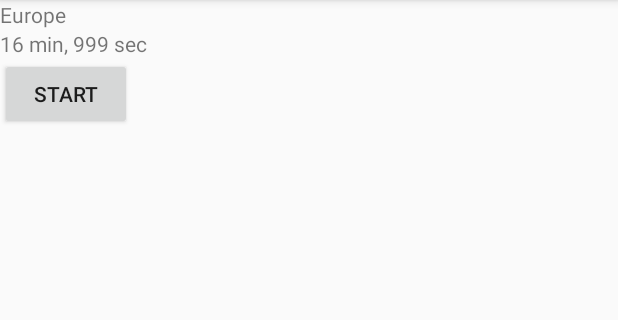
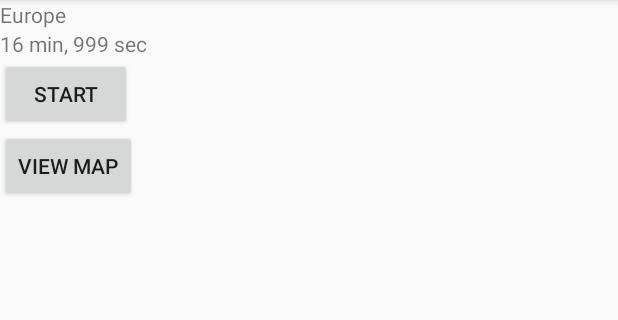
Before and after one commit to JayChetty/Trip, an Android app: the screen it shows after launch (RegionActivity), after a tap on "Europe", on a phone screen of 412 x 824 dp, the part 84-404 px from its top. Run offline under Robolectric (Android 15) with nearby library versions, the phone set to English and light mode, and no system bars.

Commit message:
add touch image view maps

```diff
--- a/app/src/main/AndroidManifest.xml
+++ b/app/src/main/AndroidManifest.xml
@@ -17,6 +17,10 @@
             android:label="@string/app_name" >
         </activity>
         <activity
+            android:name=".RegionMapActivity"
+            android:label="@string/app_name" >
+        </activity>
+        <activity
             android:name=".RegionChooserActivity"
             android:label="@string/app_name" >
             <intent-filter>
--- a/app/src/main/java/com/jaypaulchetty/trip/RegionFragment.java
+++ b/app/src/main/java/com/jaypaulchetty/trip/RegionFragment.java
@@ -2,6 +2,7 @@ package com.jaypaulchetty.trip;
 
 
 
+import android.app.Activity;
 import android.content.Intent;
 import android.os.Bundle;
 import android.support.v4.app.Fragment;
@@ -23,9 +24,8 @@ public class RegionFragment extends Fragment {
     public static final String REGION_BEST_TIME = "com.jaypaulchetty.trip.region_best_time";
     private static final String TAG = "RegionFragment";
     private String mRegion;
-    private TextView mRegionView;
-    private Button mStartButton;
-    private TextView mBestTimeView;
+    private TextView mRegionView,mBestTimeView;
+    private Button mStartButton, mMapButton;
     private static final int REQUEST_PASSED = 1;
 
     public void onCreate(Bundle savedInstanceState){
@@ -54,12 +54,21 @@ public class RegionFragment extends Fragment {
                 startActivityForResult(i, REQUEST_PASSED);
             }
         });
+        mMapButton = (Button) v.findViewById(R.id.map_button);
+        mMapButton.setOnClickListener(new View.OnClickListener(){
+            public void onClick(View v) {
+                Log.d(TAG, "Clicked Map");
+                Intent i = new Intent(getActivity(), RegionMapActivity.class);
+                i.putExtra(RegionChooserFragment.REGION_FOR_TRIPS, mRegion);
+                startActivity(i);
+            }
+        });
 
         return v;
     }
 
     private void displayBestTime(){
-        int bestTime = RegionTimes.get(getActivity()).getTime(mRegion);
+        long bestTime = (long) RegionTimes.get(getActivity()).getTime(mRegion);
         mBestTimeView.setText("");
         String out = String.format("%d min, %d sec",
                 TimeUnit.MILLISECONDS.toMinutes(bestTime),
@@ -72,16 +81,17 @@ public class RegionFragment extends Fragment {
     public void onActivityResult(int requestCode, int resultCode, Intent data) {
         if(requestCode == REQUEST_PASSED) {
             Log.d(TAG, "Got the result yo");
+            if(resultCode == Activity.RESULT_OK) {
                 Boolean passed = data.getBooleanExtra(TripFragment.TRIP_PASSED, false);
-            if(passed){
+                if (passed) {
                     Log.d(TAG, "Trip was passed yo");
                     int tripTime = data.getIntExtra(TripFragment.TRIP_TIME, 0);
                     Log.d(TAG, "Trip taken was" + tripTime);
                     RegionTimes.get(getActivity()).setTime(mRegion, tripTime);
                     displayBestTime();
+                } else {
+                    Log.d(TAG, "Trip failed");
                 }
-            else{
-                Log.d(TAG, "Trip failed");
             }
         }
     }
--- a/app/src/main/res/layout/fragment_region.xml
+++ b/app/src/main/res/layout/fragment_region.xml
@@ -18,4 +18,9 @@
         android:layout_height="wrap_content"
         android:id="@+id/start_button"
         android:text="@string/start_button"/>
+    <Button
+        android:layout_width="wrap_content"
+        android:layout_height="wrap_content"
+        android:id="@+id/map_button"
+        android:text="@string/map_button"/>
 </LinearLayout>
--- a/app/src/main/res/values/strings.xml
+++ b/app/src/main/res/values/strings.xml
@@ -9,4 +9,5 @@
     <string name="title_activity_region">RegionActivity</string>
     <string name="action_settings">Settings</string>
     <string name="start_button">Start</string>
+    <string name="map_button">View Map</string>
 </resources>
```
Also changed, not shown: app/src/main/java/com/jaypaulchetty/trip/RegionMapActivity.java (added, +13 -0 lines), app/src/main/java/com/jaypaulchetty/trip/RegionMapFragment.java (added, +39 -0 lines), app/src/main/res/layout/fragment_region_map.xml (added, +14 -0 lines), app/src/main/res/drawable-hdpi/europe.png (added). Lines whose indentation alone changed are shown as unchanged.
